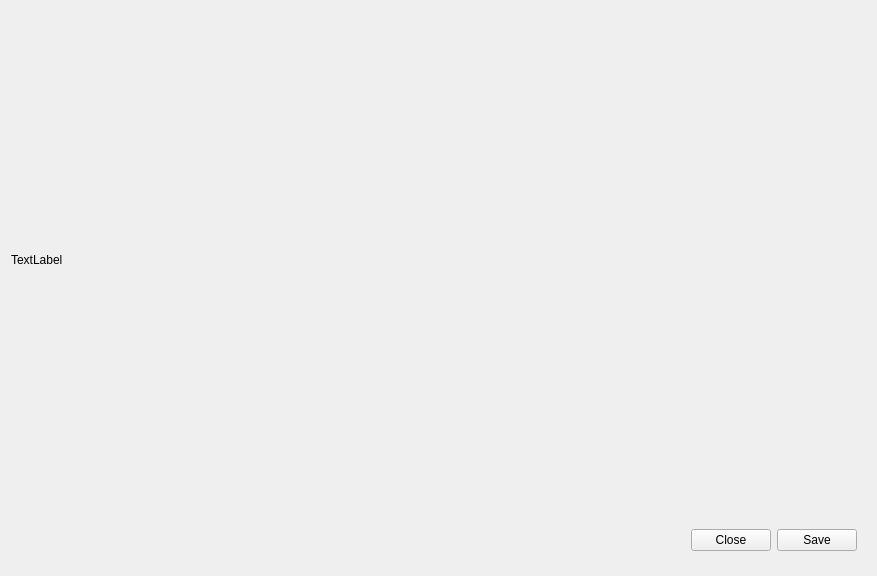
First picture: the form in src/widgets/screenshotwidget.ui, repository jahshaka/Studio, before the edit.
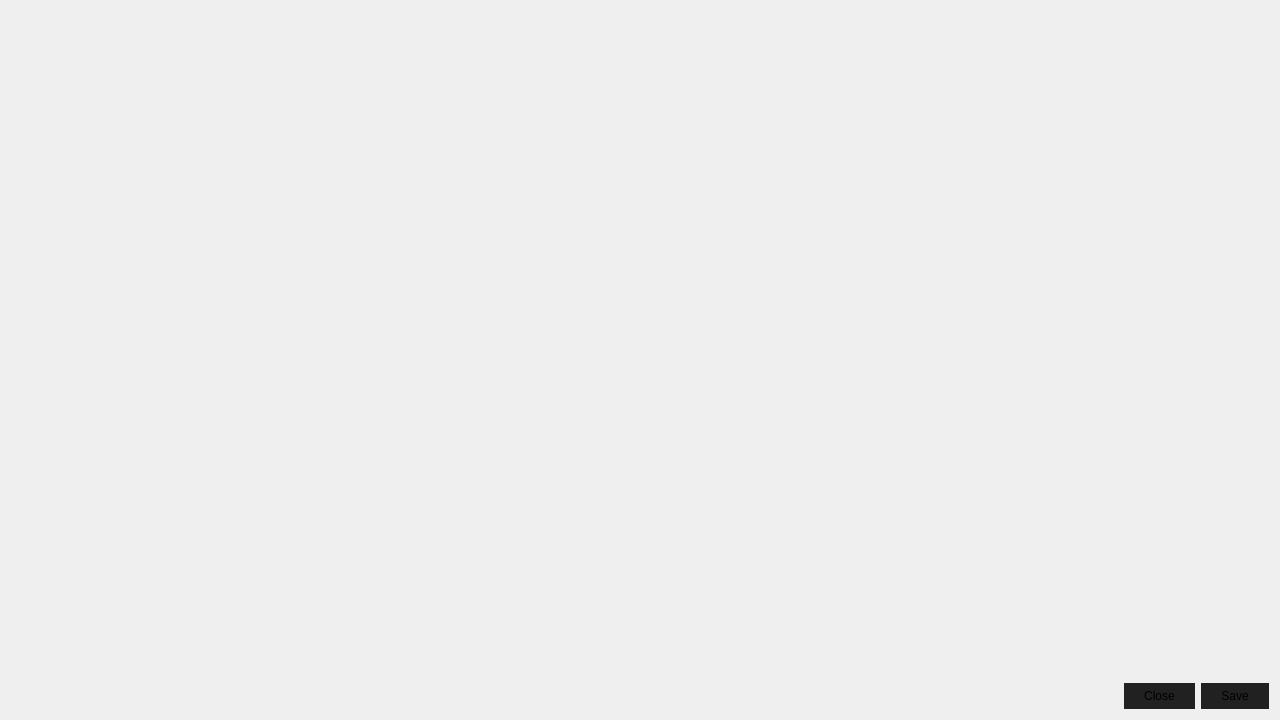
Second picture: the form after the edit.

What changed in the file:
```diff
--- a/src/widgets/screenshotwidget.ui
+++ b/src/widgets/screenshotwidget.ui
@@ -6,22 +6,33 @@
    <rect>
     <x>0</x>
     <y>0</y>
-    <width>877</width>
-    <height>576</height>
+    <width>1280</width>
+    <height>720</height>
    </rect>
   </property>
   <property name="windowTitle">
    <string>Form</string>
   </property>
-  <layout class="QVBoxLayout" name="verticalLayout">
-   <item>
+  <property name="styleSheet">
+   <string notr="true">QPushButton  {
+    border: none;
+	padding: 6px 20px;
+    background-color: #212121;
+}
+
+QPushButton:hover {
+    background-color: #555;
+}</string>
+  </property>
+  <layout class="QGridLayout" name="gridLayout">
+   <item row="0" column="0">
     <widget class="QLabel" name="label">
      <property name="text">
-      <string>TextLabel</string>
+      <string/>
      </property>
     </widget>
    </item>
-   <item>
+   <item row="1" column="0">
     <widget class="QWidget" name="widget" native="true">
      <property name="sizePolicy">
       <sizepolicy hsizetype="Preferred" vsizetype="Fixed">
@@ -32,10 +43,22 @@
      <property name="minimumSize">
       <size>
        <width>0</width>
-       <height>50</height>
+       <height>0</height>
       </size>
      </property>
      <layout class="QHBoxLayout" name="horizontalLayout">
+      <property name="leftMargin">
+       <number>0</number>
+      </property>
+      <property name="topMargin">
+       <number>0</number>
+      </property>
+      <property name="rightMargin">
+       <number>0</number>
+      </property>
+      <property name="bottomMargin">
+       <number>0</number>
+      </property>
       <item>
        <spacer name="horizontalSpacer">
         <property name="orientation">
```
